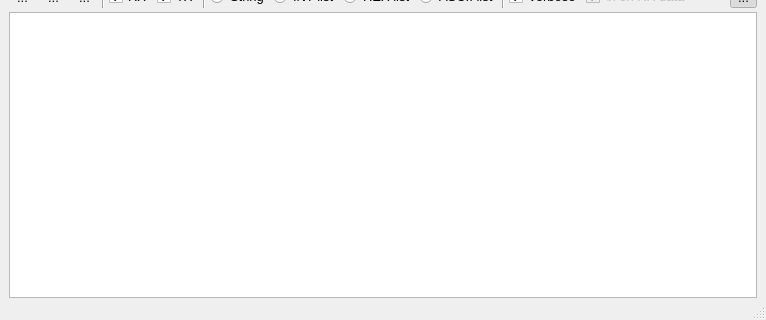
This is src/gui/ui/gui.ui in damogranlabs/serial-tool as Qt 5 draws it before an edit; both pictures show x 0 to 766 and y 417 to 737 of the 766 by 737 pixel window. The edited form follows.
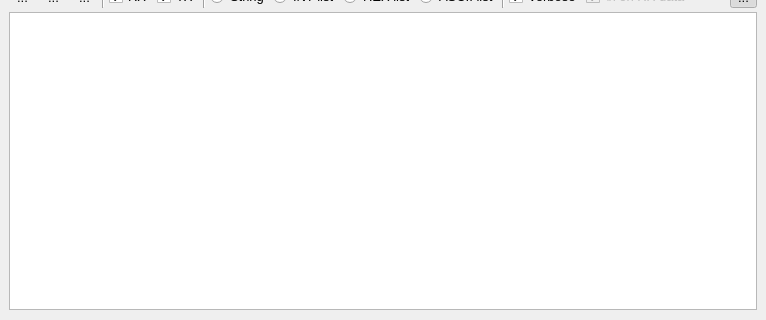
This is the edited form. Icons and pictures are not drawn.

Commit message: Removed unused status bar

```diff
--- a/src/gui/ui/gui.ui
+++ b/src/gui/ui/gui.ui
@@ -1689,6 +1689,9 @@
     </item>
     <item>
      <layout class="QHBoxLayout" name="horizontalLayout">
+      <property name="bottomMargin">
+       <number>10</number>
+      </property>
       <item>
        <widget class="QTextBrowser" name="TE_log">
         <property name="acceptDrops">
@@ -1725,458 +1728,6 @@
     </item>
    </layout>
   </widget>
-  <widget class="QStatusBar" name="statusbar">
-   <property name="enabled">
-    <bool>true</bool>
-   </property>
-   <property name="palette">
-    <palette>
-     <active>
-      <colorrole role="WindowText">
-       <brush brushstyle="SolidPattern">
-        <color alpha="255">
-         <red>0</red>
-         <green>0</green>
-         <blue>0</blue>
-        </color>
-       </brush>
-      </colorrole>
-      <colorrole role="Button">
-       <brush brushstyle="SolidPattern">
-        <color alpha="255">
-         <red>255</red>
-         <green>255</green>
-         <blue>255</blue>
-        </color>
-       </brush>
-      </colorrole>
-      <colorrole role="Light">
-       <brush brushstyle="SolidPattern">
-        <color alpha="255">
-         <red>255</red>
-         <green>255</green>
-         <blue>255</blue>
-        </color>
-       </brush>
-      </colorrole>
-      <colorrole role="Midlight">
-       <brush brushstyle="SolidPattern">
-        <color alpha="255">
-         <red>255</red>
-         <green>255</green>
-         <blue>255</blue>
-        </color>
-       </brush>
-      </colorrole>
-      <colorrole role="Dark">
-       <brush brushstyle="SolidPattern">
-        <color alpha="255">
-         <red>127</red>
-         <green>127</green>
-         <blue>127</blue>
-        </color>
-       </brush>
-      </colorrole>
-      <colorrole role="Mid">
-       <brush brushstyle="SolidPattern">
-        <color alpha="255">
-         <red>170</red>
-         <green>170</green>
-         <blue>170</blue>
-        </color>
-       </brush>
-      </colorrole>
-      <colorrole role="Text">
-       <brush brushstyle="SolidPattern">
-        <color alpha="255">
-         <red>0</red>
-         <green>0</green>
-         <blue>0</blue>
-        </color>
-       </brush>
-      </colorrole>
-      <colorrole role="BrightText">
-       <brush brushstyle="SolidPattern">
-        <color alpha="255">
-         <red>255</red>
-         <green>255</green>
-         <blue>255</blue>
-        </color>
-       </brush>
-      </colorrole>
-      <colorrole role="ButtonText">
-       <brush brushstyle="SolidPattern">
-        <color alpha="255">
-         <red>0</red>
-         <green>0</green>
-         <blue>0</blue>
-        </color>
-       </brush>
-      </colorrole>
-      <colorrole role="Base">
-       <brush brushstyle="SolidPattern">
-        <color alpha="255">
-         <red>255</red>
-         <green>255</green>
-         <blue>255</blue>
-        </color>
-       </brush>
-      </colorrole>
-      <colorrole role="Window">
-       <brush brushstyle="SolidPattern">
-        <color alpha="255">
-         <red>255</red>
-         <green>255</green>
-         <blue>255</blue>
-        </color>
-       </brush>
-      </colorrole>
-      <colorrole role="Shadow">
-       <brush brushstyle="SolidPattern">
-        <color alpha="255">
-         <red>0</red>
-         <green>0</green>
-         <blue>0</blue>
-        </color>
-       </brush>
-      </colorrole>
-      <colorrole role="AlternateBase">
-       <brush brushstyle="SolidPattern">
-        <color alpha="255">
-         <red>255</red>
-         <green>255</green>
-         <blue>255</blue>
-        </color>
-       </brush>
-      </colorrole>
-      <colorrole role="ToolTipBase">
-       <brush brushstyle="SolidPattern">
-        <color alpha="255">
-         <red>255</red>
-         <green>255</green>
-         <blue>220</blue>
-        </color>
-       </brush>
-      </colorrole>
-      <colorrole role="ToolTipText">
-       <brush brushstyle="SolidPattern">
-        <color alpha="255">
-         <red>0</red>
-         <green>0</green>
-         <blue>0</blue>
-        </color>
-       </brush>
-      </colorrole>
-      <colorrole role="PlaceholderText">
-       <brush brushstyle="NoBrush">
-        <color alpha="128">
-         <red>0</red>
-         <green>0</green>
-         <blue>0</blue>
-        </color>
-       </brush>
-      </colorrole>
-     </active>
-     <inactive>
-      <colorrole role="WindowText">
-       <brush brushstyle="SolidPattern">
-        <color alpha="255">
-         <red>0</red>
-         <green>0</green>
-         <blue>0</blue>
-        </color>
-       </brush>
-      </colorrole>
-      <colorrole role="Button">
-       <brush brushstyle="SolidPattern">
-        <color alpha="255">
-         <red>255</red>
-         <green>255</green>
-         <blue>255</blue>
-        </color>
-       </brush>
-      </colorrole>
-      <colorrole role="Light">
-       <brush brushstyle="SolidPattern">
-        <color alpha="255">
-         <red>255</red>
-         <green>255</green>
-         <blue>255</blue>
-        </color>
-       </brush>
-      </colorrole>
-      <colorrole role="Midlight">
-       <brush brushstyle="SolidPattern">
-        <color alpha="255">
-         <red>255</red>
-         <green>255</green>
-         <blue>255</blue>
-        </color>
-       </brush>
-      </colorrole>
-      <colorrole role="Dark">
-       <brush brushstyle="SolidPattern">
-        <color alpha="255">
-         <red>127</red>
-         <green>127</green>
-         <blue>127</blue>
-        </color>
-       </brush>
-      </colorrole>
-      <colorrole role="Mid">
-       <brush brushstyle="SolidPattern">
-        <color alpha="255">
-         <red>170</red>
-         <green>170</green>
-         <blue>170</blue>
-        </color>
-       </brush>
-      </colorrole>
-      <colorrole role="Text">
-       <brush brushstyle="SolidPattern">
-        <color alpha="255">
-         <red>0</red>
-         <green>0</green>
-         <blue>0</blue>
-        </color>
-       </brush>
-      </colorrole>
-      <colorrole role="BrightText">
-       <brush brushstyle="SolidPattern">
-        <color alpha="255">
-         <red>255</red>
-         <green>255</green>
-         <blue>255</blue>
-        </color>
-       </brush>
-      </colorrole>
-      <colorrole role="ButtonText">
-       <brush brushstyle="SolidPattern">
-        <color alpha="255">
-         <red>0</red>
-         <green>0</green>
-         <blue>0</blue>
-        </color>
-       </brush>
-      </colorrole>
-      <colorrole role="Base">
-       <brush brushstyle="SolidPattern">
-        <color alpha="255">
-         <red>255</red>
-         <green>255</green>
-         <blue>255</blue>
-        </color>
-       </brush>
-      </colorrole>
-      <colorrole role="Window">
-       <brush brushstyle="SolidPattern">
-        <color alpha="255">
-         <red>255</red>
-         <green>255</green>
-         <blue>255</blue>
-        </color>
-       </brush>
-      </colorrole>
-      <colorrole role="Shadow">
-       <brush brushstyle="SolidPattern">
-        <color alpha="255">
-         <red>0</red>
-         <green>0</green>
-         <blue>0</blue>
-        </color>
-       </brush>
-      </colorrole>
-      <colorrole role="AlternateBase">
-       <brush brushstyle="SolidPattern">
-        <color alpha="255">
-         <red>255</red>
-         <green>255</green>
-         <blue>255</blue>
-        </color>
-       </brush>
-      </colorrole>
-      <colorrole role="ToolTipBase">
-       <brush brushstyle="SolidPattern">
-        <color alpha="255">
-         <red>255</red>
-         <green>255</green>
-         <blue>220</blue>
-        </color>
-       </brush>
-      </colorrole>
-      <colorrole role="ToolTipText">
-       <brush brushstyle="SolidPattern">
-        <color alpha="255">
-         <red>0</red>
-         <green>0</green>
-         <blue>0</blue>
-        </color>
-       </brush>
-      </colorrole>
-      <colorrole role="PlaceholderText">
-       <brush brushstyle="NoBrush">
-        <color alpha="128">
-         <red>0</red>
-         <green>0</green>
-         <blue>0</blue>
-        </color>
-       </brush>
-      </colorrole>
-     </inactive>
-     <disabled>
-      <colorrole role="WindowText">
-       <brush brushstyle="SolidPattern">
-        <color alpha="255">
-         <red>127</red>
-         <green>127</green>
-         <blue>127</blue>
-        </color>
-       </brush>
-      </colorrole>
-      <colorrole role="Button">
-       <brush brushstyle="SolidPattern">
-        <color alpha="255">
-         <red>255</red>
-         <green>255</green>
-         <blue>255</blue>
-        </color>
-       </brush>
-      </colorrole>
-      <colorrole role="Light">
-       <brush brushstyle="SolidPattern">
-        <color alpha="255">
-         <red>255</red>
-         <green>255</green>
-         <blue>255</blue>
-        </color>
-       </brush>
-      </colorrole>
-      <colorrole role="Midlight">
-       <brush brushstyle="SolidPattern">
-        <color alpha="255">
-         <red>255</red>
-         <green>255</green>
-         <blue>255</blue>
-        </color>
-       </brush>
-      </colorrole>
-      <colorrole role="Dark">
-       <brush brushstyle="SolidPattern">
-        <color alpha="255">
-         <red>127</red>
-         <green>127</green>
-         <blue>127</blue>
-        </color>
-       </brush>
-      </colorrole>
-      <colorrole role="Mid">
-       <brush brushstyle="SolidPattern">
-        <color alpha="255">
-         <red>170</red>
-         <green>170</green>
-         <blue>170</blue>
-        </color>
-       </brush>
-      </colorrole>
-      <colorrole role="Text">
-       <brush brushstyle="SolidPattern">
-        <color alpha="255">
-         <red>127</red>
-         <green>127</green>
-         <blue>127</blue>
-        </color>
-       </brush>
-      </colorrole>
-      <colorrole role="BrightText">
-       <brush brushstyle="SolidPattern">
-        <color alpha="255">
-         <red>255</red>
-         <green>255</green>
-         <blue>255</blue>
-        </color>
-       </brush>
-      </colorrole>
-      <colorrole role="ButtonText">
-       <brush brushstyle="SolidPattern">
-        <color alpha="255">
-         <red>127</red>
-         <green>127</green>
-         <blue>127</blue>
-        </color>
-       </brush>
-      </colorrole>
-      <colorrole role="Base">
-       <brush brushstyle="SolidPattern">
-        <color alpha="255">
-         <red>255</red>
-         <green>255</green>
-         <blue>255</blue>
-        </color>
-       </brush>
-      </colorrole>
-      <colorrole role="Window">
-       <brush brushstyle="SolidPattern">
-        <color alpha="255">
-         <red>255</red>
-         <green>255</green>
-         <blue>255</blue>
-        </color>
-       </brush>
-      </colorrole>
-      <colorrole role="Shadow">
-       <brush brushstyle="SolidPattern">
-        <color alpha="255">
-         <red>0</red>
-         <green>0</green>
-         <blue>0</blue>
-        </color>
-       </brush>
-      </colorrole>
-      <colorrole role="AlternateBase">
-       <brush brushstyle="SolidPattern">
-        <color alpha="255">
-         <red>255</red>
-         <green>255</green>
-         <blue>255</blue>
-        </color>
-       </brush>
-      </colorrole>
-      <colorrole role="ToolTipBase">
-       <brush brushstyle="SolidPattern">
-        <color alpha="255">
-         <red>255</red>
-         <green>255</green>
-         <blue>220</blue>
-        </color>
-       </brush>
-      </colorrole>
-      <colorrole role="ToolTipText">
-       <brush brushstyle="SolidPattern">
-        <color alpha="255">
-         <red>0</red>
-         <green>0</green>
-         <blue>0</blue>
-        </color>
-       </brush>
-      </colorrole>
-      <colorrole role="PlaceholderText">
-       <brush brushstyle="NoBrush">
-        <color alpha="128">
-         <red>0</red>
-         <green>0</green>
-         <blue>0</blue>
-        </color>
-       </brush>
-      </colorrole>
-     </disabled>
-    </palette>
-   </property>
-   <property name="font">
-    <font>
-     <pointsize>10</pointsize>
-    </font>
-   </property>
-  </widget>
   <widget class="QMenuBar" name="menuBar">
    <property name="geometry">
     <rect>
```
The commit also changes 2 other files.
